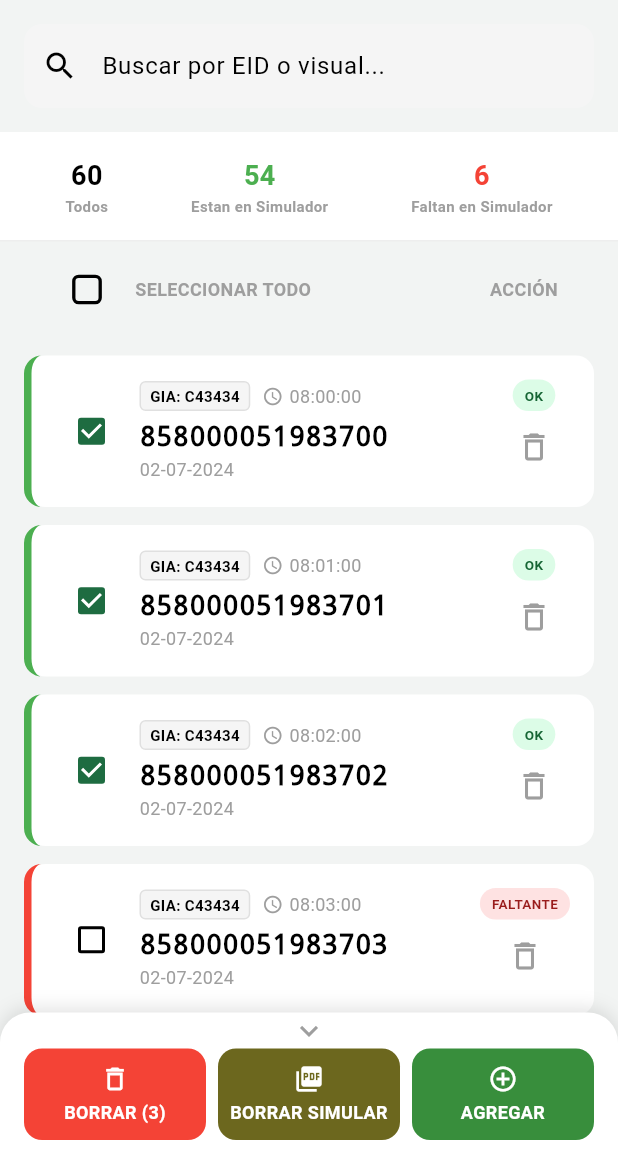
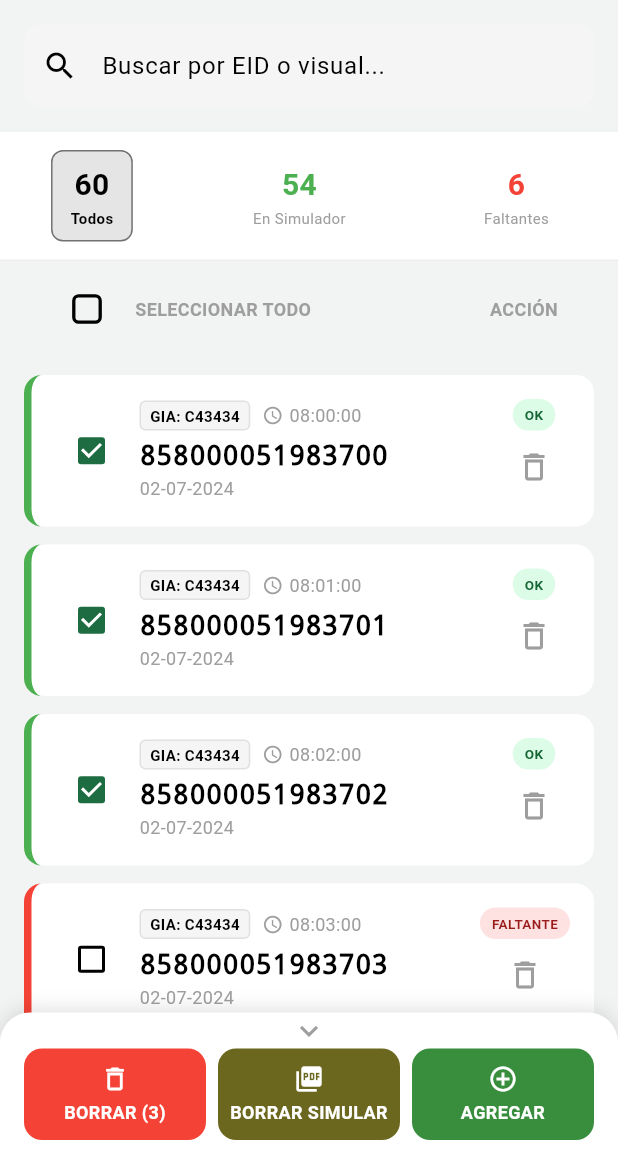
Before and after one commit to AryGimenez/FormatearCaravana, a Flutter app: the screen it shows after launch, on a phone screen of 412 x 824 dp, the part 84-1236 px from its top. Run offline on Flutter 3.47's test engine with Material 3 defaults, Android fonts, the light colour scheme and no system bars; our stand-ins replace csv, file_picker, share_plus; missing offline and left inert: syncfusion_flutter_pdf.

Commit message:
Agrege la funcionalidad de botones de TODOS - EN Simulador- Fuera Simulador

```diff
--- a/fonten_flutter/lib/screens/snig/snig_screen.dart
+++ b/fonten_flutter/lib/screens/snig/snig_screen.dart
@@ -119,28 +119,19 @@ class _SnigScreenState extends State<SnigScreen> {
                       },
                     ),
             ),
-
-          // // Botones eliminar Caravanas Seleccionadas (Solo aparecen si hay seleccionados)
-          // if (handler.totalCaravanasSeleccionadas > 0)
-          //   _buildDeleteCaravanasButtons(handler),
         ],
       ),
-
-      // // 4. BOTÓN FLOTANTE - AGREGAR NUEVA CARAVANA <!> Tengo que arreglarlo y implementar el mentodo cuando termine la interfas
-      // floatingActionButton: FloatingActionButton(
-      //   backgroundColor: AppTheme.primary,
-      //   child: const Icon(Icons.add, color: Colors.white),
-      //   onPressed: () {},
-      // ),
 
       // Barra de acciones
       bottomNavigationBar: _buildTripleActionBar(handler),
     );
   }
 
-  Widget _buildSummaryBar(SnigHandler handler) {
+
+
+Widget _buildSummaryBar(SnigHandler handler) {
     return Container(
-      padding: const EdgeInsets.all(16),
+      padding: const EdgeInsets.symmetric(vertical: 12),
       decoration: const BoxDecoration(
         color: Colors.white,
         border: Border(bottom: BorderSide(color: Color(0xFFEEEEEE))),
@@ -148,29 +139,106 @@ class _SnigScreenState extends State<SnigScreen> {
       child: Row(
         mainAxisAlignment: MainAxisAlignment.spaceAround,
         children: [
-          _buildStat("Todos", "${handler.totalCaravanas}"),
-          _buildStat("Estan en Simulador", "${handler.totalCaravanasOk}",
-              color: Colors.green),
           _buildStat(
-              "Faltan en Simulador", "${handler.totalCaravanasFaltantes}",
-              color: Colors.red),
+            label: "Todos",
+            value: "${handler.totalCaravanas}",
+            type: CaravanaFilterType.todos,
+            handler: handler,
+          ),
+          _buildStat(
+            label: "En Simulador",
+            value: "${handler.totalCaravanasOk}",
+            color: Colors.green,
+            type: CaravanaFilterType.ok,
+            handler: handler,
+          ),
+          _buildStat(
+            label: "Faltantes",
+            value: "${handler.totalCaravanasFaltantes}",
+            color: Colors.red,
+            type: CaravanaFilterType.faltantes,
+            handler: handler,
+          ),
         ],
       ),
     );
   }
 
-  Widget _buildStat(String label, String value, {Color color = Colors.black}) {
-    return Column(
-      children: [
-        Text(value,
-            style: TextStyle(
-                fontSize: 18, fontWeight: FontWeight.bold, color: color)),
-        Text(label,
-            style: const TextStyle(
-                fontSize: 10, color: Colors.grey, fontWeight: FontWeight.bold)),
-      ],
+  Widget _buildStat({
+    required String label,
+    required String value,
+    required CaravanaFilterType type,
+    required SnigHandler handler,
+    Color color = Colors.black
+  }) {
+    final bool isSelected = handler.activeFilter == type;
+
+    return InkWell(
+      onTap: () => handler.setFilter(type),
+      child: AnimatedContainer(
+        duration: const Duration(milliseconds: 200),
+        padding: const EdgeInsets.symmetric(horizontal: 12, vertical: 8),
+        decoration: BoxDecoration(
+          // Resaltamos el filtro activo con un fondo suave
+          color: isSelected ? color.withOpacity(0.1) : Colors.transparent,
+          borderRadius: BorderRadius.circular(8),
+          border: isSelected ? Border.all(color: color.withOpacity(0.5)) : null,
+        ),
+        child: Column(
+          children: [
+            Text(value, style: TextStyle(
+              fontSize: 20,
+              fontWeight: FontWeight.bold,
+              color: color
+            )),
+            Text(label, style: TextStyle(
+              fontSize: 10,
+              color: isSelected ? color : Colors.grey,
+              fontWeight: isSelected ? FontWeight.bold : FontWeight.normal
+            )),
+          ],
+        ),
+      ),
     );
   }
+
+
+
+
+
+  // Widget _buildSummaryBar(SnigHandler handler) {
+  //   return Container(
+  //     padding: const EdgeInsets.all(16),
+  //     decoration: const BoxDecoration(
+  //       color: Colors.white,
+  //       border: Border(bottom: BorderSide(color: Color(0xFFEEEEEE))),
+  //     ),
+  //     child: Row(
+  //       mainAxisAlignment: MainAxisAlignment.spaceAround,
+  //       children: [
+  //         _buildStat("Todos", "${handler.totalCaravanas}"),
+  //         _buildStat("Estan en Simulador", "${handler.totalCaravanasOk}",
+  //             color: Colors.green),
+  //         _buildStat(
+  //             "Faltan en Simulador", "${handler.totalCaravanasFaltantes}",
+  //             color: Colors.red),
+  //       ],
+  //     ),
+  //   );
+  // }
+
+  // Widget _buildStat(String label, String value, {Color color = Colors.black}) {
+  //   return Column(
+  //     children: [
+  //       Text(value,
+  //           style: TextStyle(
+  //               fontSize: 18, fontWeight: FontWeight.bold, color: color)),
+  //       Text(label,
+  //           style: const TextStyle(
+  //               fontSize: 10, color: Colors.grey, fontWeight: FontWeight.bold)),
+  //     ],
+  //   );
+  // }
 
 
   Widget _buildSelectAllHeader(SnigHandler handler) {
```
Also changed, not shown: fonten_flutter/lib/screens/snig/snig_handler.dart (+64 -25 lines).
